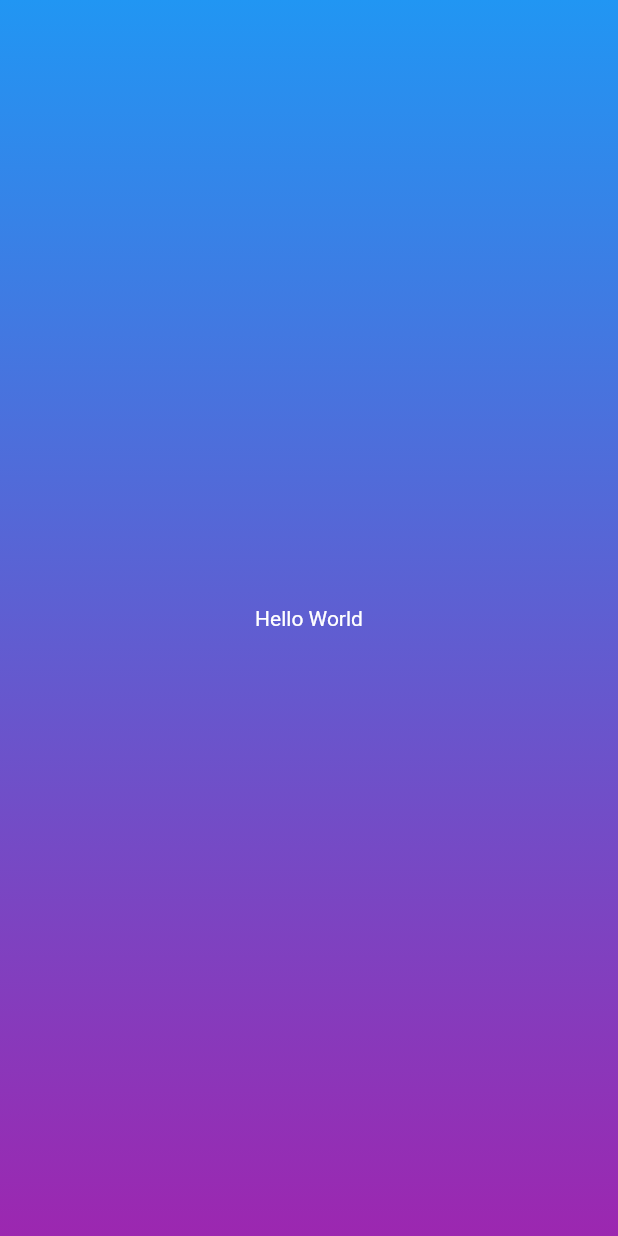
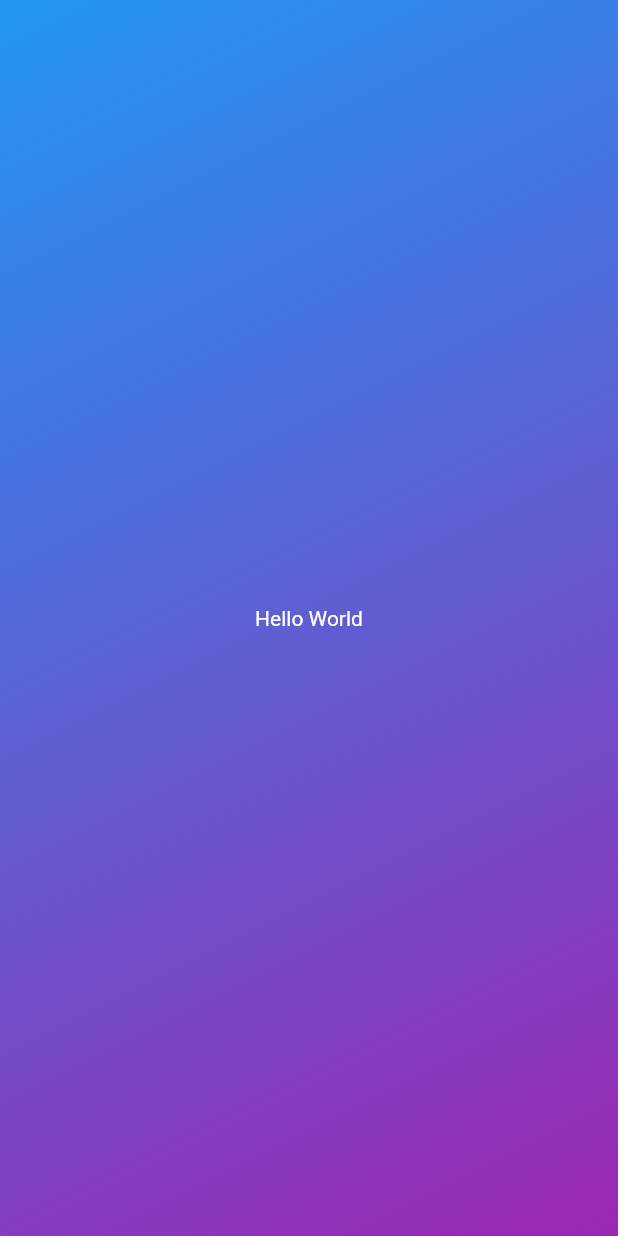
Before and after one commit to Fyandono/flutter-projects, a Flutter app: the screen it shows after launch, on a phone screen of 412 x 824 dp. Run offline on Flutter 3.47's test engine with Material 2 defaults, Android fonts, the phone set to English and light mode, and no system bars.

Commit message:
add gradient class

```diff
--- /dev/null
+++ b/lib/gradient_container.dart
@@ -0,0 +1,27 @@
+import 'package:flutter/material.dart';
+
+class GradientContainer extends StatelessWidget {
+  const GradientContainer({super.key});
+    // initialization work
+
+  @override
+  Widget build(context) {
+    return Container(
+          decoration: const BoxDecoration(
+            gradient: LinearGradient(
+              colors: [Colors.blue, Colors.purple],
+              begin: Alignment.topLeft,
+              end: Alignment.bottomRight,
+            ),
+          ),
+          child: const Center(
+            child: Text(
+              'Hello World',
+              style: TextStyle(
+                color: Colors.white,
+              ),
+            ),
+          ),
+        );
+  }
+}
```
Also changed, not shown: lib/main.dart (+3 -18 lines).
